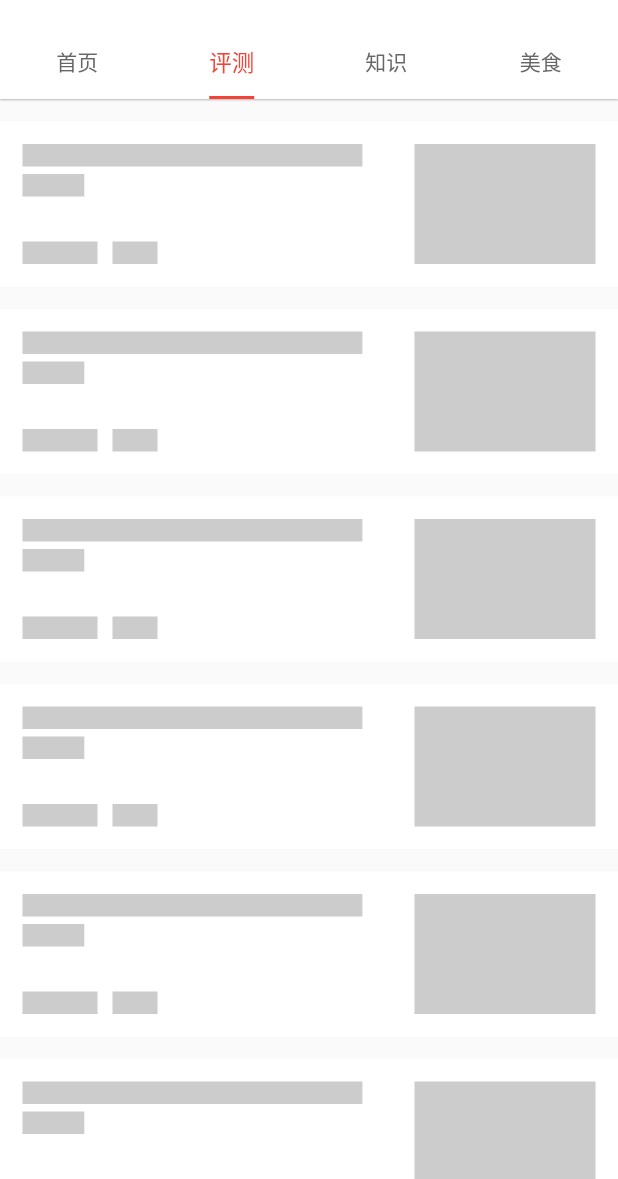
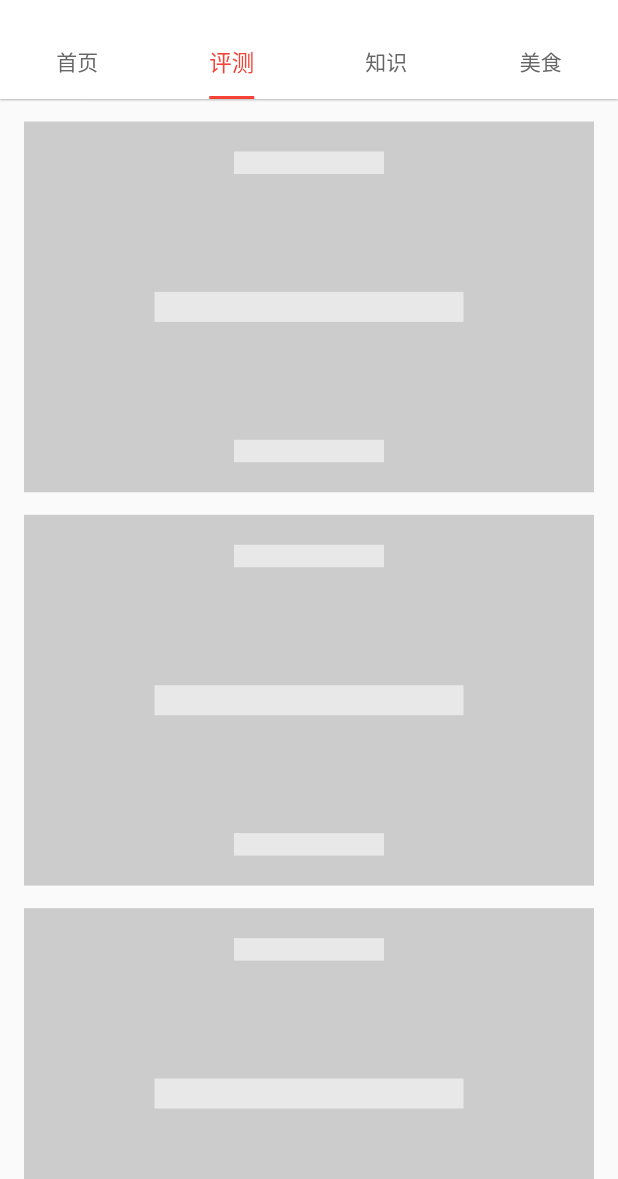
Before and after one commit to ljunb/flutter_ishiwupai, a Flutter app: the Feed screen opened by its route, tab 2 chosen, on a phone screen of 412 x 824 dp, the part 57-1236 px from its top. Run offline on Flutter 3.47's test engine with Material 2 defaults, Android fonts, the phone set to English and light mode, and no system bars; network calls fail.

```diff
--- a/lib/pages/feed.dart
+++ b/lib/pages/feed.dart
@@ -41,6 +41,48 @@ class _FeedState extends State<Feed>
     return EvaluationCell(
       item: list[index],
       onPress: (feed) => print(feed),
+    );
+  }
+
+  Widget _buildEvaluationItemPlaceholder(BuildContext context) {
+    final screen = MediaQuery.of(context).size;
+    return Container(
+      padding: const EdgeInsets.fromLTRB(16, 15, 16, 0),
+      child: Stack(
+        children: <Widget>[
+          Container(
+            color: const Color(0xFFCCCCCC),
+            height: screen.height * 0.3,
+            width: screen.width - 16 * 2,
+          ),
+          Container(
+            height: screen.height * 0.3,
+            width: screen.width - 16 * 2,
+            padding: const EdgeInsets.only(top: 20, bottom: 20),
+            child: Column(
+              crossAxisAlignment: CrossAxisAlignment.center,
+              mainAxisAlignment: MainAxisAlignment.spaceBetween,
+              children: <Widget>[
+                Container(
+                  color: Colors.white54,
+                  height: 15,
+                  width: 100,
+                ),
+                Container(
+                  color: Colors.white54,
+                  height: 20,
+                  width: screen.width * 0.5,
+                ),
+                Container(
+                  color: Colors.white54,
+                  height: 15,
+                  width: 100,
+                )
+              ],
+            ),
+          )
+        ],
+      ),
     );
   }
 
@@ -101,6 +143,7 @@ class _FeedState extends State<Feed>
               FeedList(
                 categoryId: 2,
                 itemBuilder: _buildEvaluationItem,
+                placeholderBuilder: _buildEvaluationItemPlaceholder,
               ),
               FeedList(
                 categoryId: 3,
--- a/lib/widgets/common/large_list_view.dart
+++ b/lib/widgets/common/large_list_view.dart
@@ -18,7 +18,7 @@ class LargeListView extends StatefulWidget {
   final Function onFetch;
   final Function onRetry;
   final bool isLoadAll;
-  final Function placeholderBuilder;
+  final Widget Function(BuildContext context) placeholderBuilder;
 
   @override
   LargeListViewState createState() => LargeListViewState();
@@ -73,13 +73,12 @@ class LargeListViewState extends State<LargeListView> {
     widget.onRetry();
   }
 
-  Widget _placeholderBuilder() {
+  Widget _placeholderBuilder(BuildContext context) {
     List<Widget> placeholderList = [];
     for (int i = 0; i < 10; i++) {
-      var placeholder = PlaceholderCell();
-      if (widget.placeholderBuilder != null) {
-        placeholder = widget.placeholderBuilder();
-      }
+      Widget placeholder = widget.placeholderBuilder == null
+          ? PlaceholderCell()
+          : widget.placeholderBuilder(context);
       placeholderList.add(placeholder);
     }
     return Column(children: placeholderList);
@@ -91,7 +90,7 @@ class LargeListViewState extends State<LargeListView> {
     }
     // 首屏渲染
     if (widget.itemCount == 0) {
-      return _placeholderBuilder();
+      return _placeholderBuilder(context);
     }
 
     final isLoading = !widget.isLoadAll && !_isLoadError;
--- a/lib/widgets/feed/feed_list.dart
+++ b/lib/widgets/feed/feed_list.dart
@@ -4,12 +4,17 @@ import 'dart:convert';
 import '../common/large_list_view.dart';
 
 class FeedList extends StatefulWidget {
-  FeedList({Key key, @required this.categoryId, @required this.itemBuilder})
+  FeedList(
+      {Key key,
+      @required this.categoryId,
+      @required this.itemBuilder,
+      this.placeholderBuilder})
       : assert(categoryId != 0),
         assert(itemBuilder != null);
 
   final int categoryId;
   final Widget Function(List list, int index) itemBuilder;
+  final Function placeholderBuilder;
 
   @override
   _FeedListState createState() => _FeedListState();
@@ -70,6 +75,7 @@ class _FeedListState extends State<FeedList>
       isLoadAll: _isLoadAll,
       itemCount: _list.length,
       itemBuilder: _itemBuilder,
+      placeholderBuilder: widget.placeholderBuilder,
       onFetch: _fetchList,
       onRetry: _handleRetry,
     );
```
Also changed, not shown: lib/widgets/feed/feed_waterfall_list.dart (+68 -24 lines), 1 other file.
